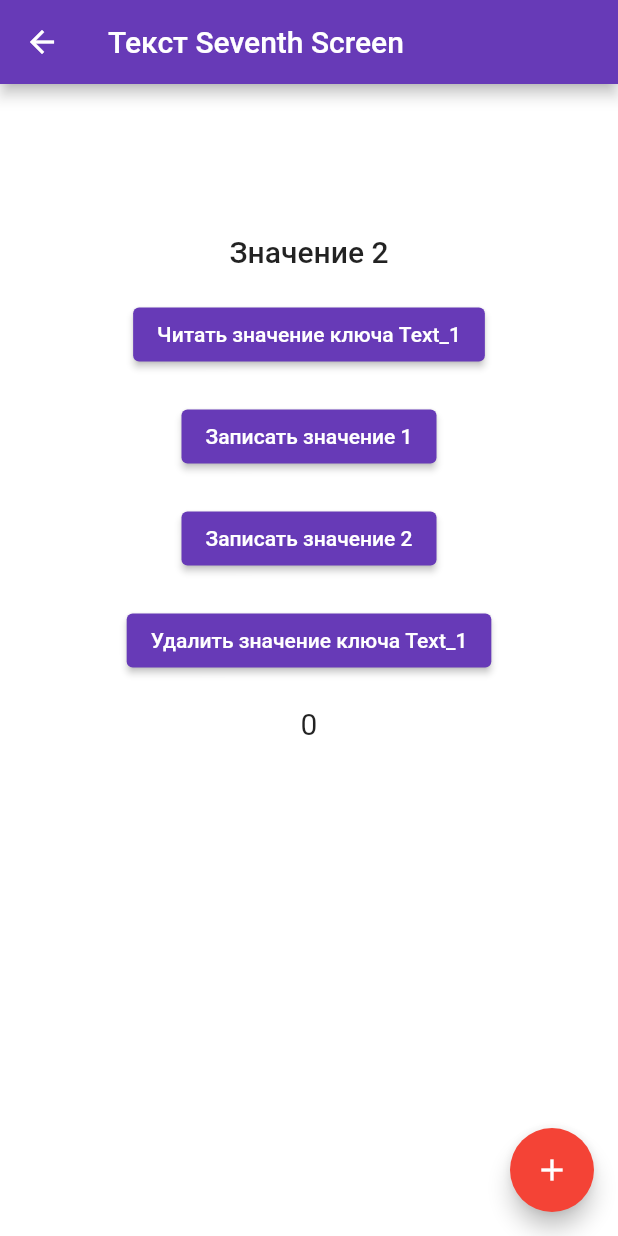
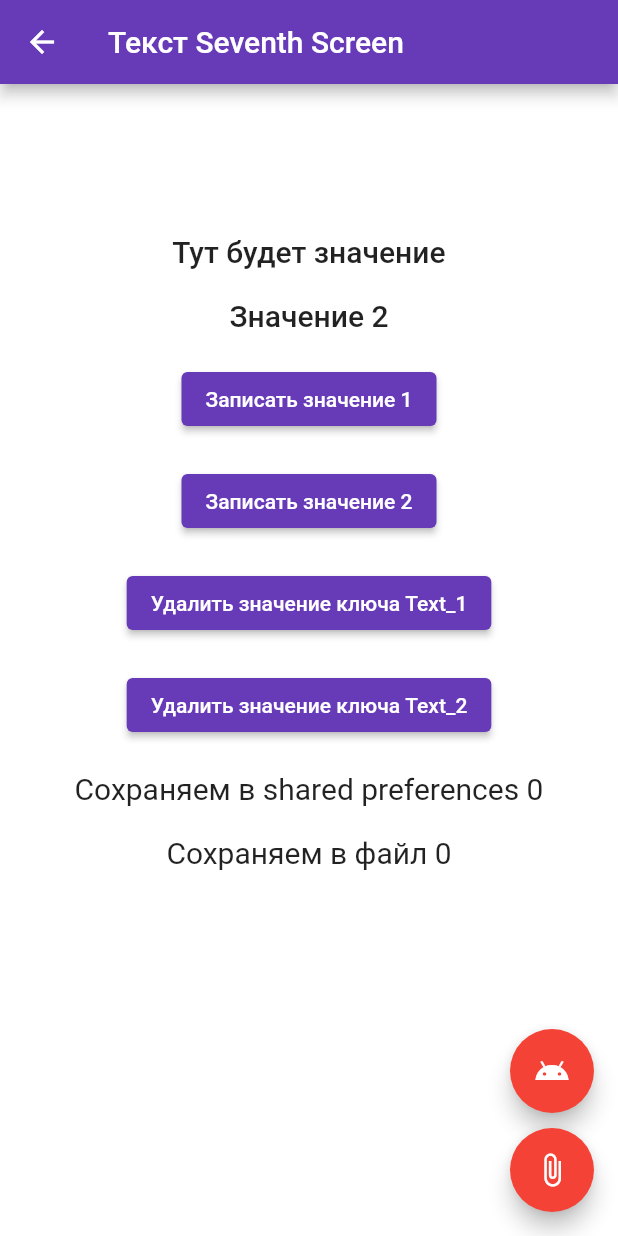
Before and after one commit to YriiBlackMsk/pizza, a Flutter app: the SeventhScreen screen opened by its route, after a tap on "Записать значение 2", on a phone screen of 412 x 824 dp. Run offline on Flutter 3.47's test engine with Material 2 defaults, Android fonts, the phone set to English and light mode, and no system bars; our stand-ins replace google_fonts, shared_preferences, syncfusion_flutter_sliders; missing offline and left inert: sliding_switch; accounts and stored records are empty; Roboto replaces fonts that are missing (Georgia, Hind); statements that could not run were skipped.

Commit message:
запись в файл ошибка

```diff
--- a/lib/pages/seventh_screen.dart
+++ b/lib/pages/seventh_screen.dart
@@ -1,29 +1,123 @@
-import 'dart:async'; //для работы с асинхронными операциями
-import 'dart:developer';
-import 'dart:io';//для работы с операциями ввода-вывода
+import 'dart:async';
+import 'dart:io';
+import 'package:path_provider/path_provider.dart';// независимый от платформы способ доступа к часто используемым местам в файловой системе устройства
 import 'package:flutter/material.dart';
-import 'package:shared_preferences/shared_preferences.dart';//сохранеие в черном ящике устройства
-import 'package:path_provider/path_provider.dart';
+import 'package:shared_preferences/shared_preferences.dart'; //сохранеие в черном ящике устройства
 
-//класс отображения страницы
+//сохранение в файл
+class CounterStorage {
+  Future<String> get _localPath async { //поиск пути к файлу
+    final directory = await getApplicationDocumentsDirectory();
+
+    return directory.path;
+  }
+
+  Future<File> get _localFile async { //созданеие ссылки на местоположение файла
+    final path = await _localPath;
+    return File('$path/counter3.txt');
+  }
+
+  Future<int> readCounter() async { //чтение данных из файла
+    try {
+      final file = await _localFile;
+
+      // Read the file
+      final contents = await file.readAsString();
+
+      return int.parse(contents);
+    } catch (e) {
+      // If encountering an error, return 0
+      return 0;
+    }
+  }
+
+  Future<File> writeCounter(int counter3) async { //запись данных в файл
+    final file = await _localFile;
+
+    // Write the file
+    return file.writeAsString('$counter3');
+  }
+}
+
+
+/*класс записи в файл начало
+
+class FlutterDemo extends StatefulWidget {
+  const FlutterDemo({Key? key, required this.storage}) : super(key: key);
+
+  final CounterStorage storage;
+
+  @override
+  _FlutterDemoState createState() => _FlutterDemoState();
+}
+
+class _FlutterDemoState extends State<FlutterDemo> {
+  int _counter3 = 0;
+
+  @override
+  void initState() {
+    super.initState();
+    widget.storage.readCounter().then((int value) {
+      setState(() {
+        _counter3 = value;
+      });
+    })
+  }
+
+  Future<File> _incrementCounter3() {
+    setState(() {
+      _counter3++;
+    });
+    //запись переменной как строку в файл
+    return widget.storage.writeCounter(_counter3);
+  }
+*///класс записи в файл конец
+
+//класс отображения страницы (добавляю под запись в файл)
 class SeventhScreen extends StatefulWidget {
-  const SeventhScreen({Key? key}) : super(key: key);
+  const SeventhScreen({Key? key, required this.storage}) : super(key: key);
+
+  final CounterStorage;
 
   @override
   _SeventhScreenState createState() => _SeventhScreenState();
 }
 
 class _SeventhScreenState extends State<SeventhScreen> {//класс состояния
-  String value = 'Тут будет значение'; //определили переменную для запписи в нее значений ключа
+  int _counter3 = 0;
+
+  String value =
+      'Тут будет значение'; //определили переменную для запписи в нее значений ключа
   int _counter = 0;
 
+  String value2 =
+      'Тут будет значение 2';
+  int _counter2 = 0;
+
   @override
-  void initState() { //инициализирует состояние виджета
+  void initState() {
+    //инициализирует состояние виджета при первоначальной загрузке
     super.initState();
     _loadCounter();
+    _loadCounter2();
+    widget.storage.readCounter().then((int value) {
+      setState(() {
+        _counter3 = value;
+      });
+    });
   }
 
-  void _loadCounter() async {//загружает текущее значеие счетчика из памяти телефона, не сбрасывается
+  Future<File> _incrementCounter3() { //увеличение счетчика +1
+    setState(() {
+      _counter3++;
+    });
+
+    // Write the variable as a string to the file.
+    return widget.storage.writeCounter(_counter3);
+  }
+
+  void _loadCounter() async {
+    //загружает текущее значеие счетчика из памяти телефона, не сбрасывается
     final prefs = await SharedPreferences.getInstance();
     setState(() {
       _counter = (prefs.getInt('counter') ?? 0);
@@ -31,7 +125,17 @@ class _SeventhScreenState extends State<SeventhScreen> {//класс состо
     });
   }
 
-  void _incrementCounter() async { //увеличение счетчика на 1
+  void _loadCounter2() async {
+    //загружает текущее значеие счетчика из памяти телефона, не сбрасывается
+    final prefs = await SharedPreferences.getInstance();
+    setState(() {
+      _counter2 = (prefs.getInt('counter2') ?? 0);
+      prefs.setInt('counter2', _counter2);
+    });
+  }
+
+  void _incrementCounter() async {
+    //увеличение счетчика на 1
     final prefs = await SharedPreferences.getInstance();
     setState(() {
       _counter = (prefs.getInt('counter') ?? 0) + 1;
@@ -41,36 +145,56 @@ class _SeventhScreenState extends State<SeventhScreen> {//класс состо
 
   @override
   Widget build(BuildContext context) {
-    return SafeArea( //отвечает за отображение страницы в видимых пределах в зависимости от устройства
-        child: Scaffold(//каркас для отображения страницы в привычном виде, а не в виде материал апп
+    return SafeArea(
+        //отвечает за отображение страницы в видимых пределах в зависимости от устройства
+        child: Scaffold(
+            //каркас для отображения страницы в привычном виде, а не в виде материал апп
             appBar: AppBar(
-            title: const Text('Текст Seventh Screen'),), //заголовок второго экрана
+              title: const Text('Текст Seventh Screen'),
+            ),
+            //заголовок второго экрана
             body: Center(
               child: Column(
                 children: [
                   const SizedBox(height: 100),
 
-                Text(value, style: Theme.of(context).textTheme.headline6), //отображаемое значение
+                  Text(value,
+                      style: Theme.of(context)
+                          .textTheme
+                          .headline6), //отображаемое значение
 
                   const SizedBox(height: 20),
 
-                ElevatedButton(
-                  child: const Text('Читать значение ключа Text_1'),
-                  onPressed: () async { //действие при нажатии асинхронное добавлено к функции т.к., есть внутри функции await
-                    SharedPreferences prefs = await SharedPreferences.getInstance(); //функция позволяющая использовать хранилище
-                    setState(() {//для обновления интерфейса после прочтения
-                      value = prefs.getString('Text_1') ?? 'NULL'; //указали переменную вэлью в которую положим данные из запроса, из функции в которую передаем ключ в кавычках по которому хотим получить данные, через вопросы указали, что показывать если ничего до этого не записывали
-                    });
-                  },
-                ),
+                  Text(value2,
+                      style: Theme.of(context)
+                          .textTheme
+                          .headline6), //отображаемое значение
+
+                  // const SizedBox(height: 20),
+                  //
+                  // ElevatedButton(
+                  //   child: const Text('Читать текущее значение'),
+                  //   onPressed: () async {
+                  //     //действие при нажатии асинхронное добавлено к функции т.к., есть внутри функции await
+                  //     SharedPreferences prefs = await SharedPreferences
+                  //         .getInstance(); //функция позволяющая использовать хранилище
+                  //     setState(() {
+                  //       //для обновления интерфейса после прочтения
+                  //       value = prefs.getString('Text_1') ??
+                  //           'NULL'; //указали переменную вэлью в которую положим данные из запроса, из функции в которую передаем ключ в кавычках по которому хотим получить данные, через вопросы указали, что показывать если ничего до этого не записывали
+                  //     });
+                  //   },
+                  // ),
 
                   const SizedBox(height: 20),
 
                   ElevatedButton(
                     child: const Text('Записать значение 1'),
-                  onPressed: () async{
-                    SharedPreferences prefs = await SharedPreferences.getInstance();
-                    prefs.setString('Text_1', 'Значение 1'); //записываем значение по ключу в кавычках
+                    onPressed: () async {
+                      SharedPreferences prefs =
+                          await SharedPreferences.getInstance();
+                      prefs.setString('Text_1',
+                          'Значение 1'); //записываем значение по ключу в кавычках
                       setState(() {
                         value = prefs.getString('Text_1') ?? 'NULL';
                       });
@@ -81,9 +205,24 @@ class _SeventhScreenState extends State<SeventhScreen> {//класс состо
 
                   ElevatedButton(
                     child: const Text('Записать значение 2'),
-                  onPressed: () async{
-                    SharedPreferences prefs = await SharedPreferences.getInstance();
-                    prefs.setString('Text_1', 'Значение 2');
+                    onPressed: () async {
+                      SharedPreferences prefs =
+                          await SharedPreferences.getInstance();
+                      prefs.setString('Text_2', 'Значение 2');
+                      setState(() {
+                        value2 = prefs.getString('Text_2') ?? 'NULL';
+                      });
+                    },
+                  ),
+
+                  const SizedBox(height: 20),
+
+                  ElevatedButton(
+                    child: const Text('Удалить значение ключа Text_1'),
+                    onPressed: () async {
+                      SharedPreferences prefs =
+                          await SharedPreferences.getInstance();
+                      prefs.remove('Text_1');
                       setState(() {
                         value = prefs.getString('Text_1') ?? 'NULL';
                       });
@@ -93,27 +232,51 @@ class _SeventhScreenState extends State<SeventhScreen> {//класс состо
                   const SizedBox(height: 20),
 
                   ElevatedButton(
-                  child: const Text('Удалить значение ключа Text_1'),
-                  onPressed: () async{
-                    SharedPreferences prefs = await SharedPreferences.getInstance();
-                    prefs.remove('Text_1');
+                    child: const Text('Удалить значение ключа Text_2'),
+                    onPressed: () async {
+                      SharedPreferences prefs =
+                      await SharedPreferences.getInstance();
+                      prefs.remove('Text_2');
                       setState(() {
-                      value = prefs.getString('Text_1') ?? 'NULL';
+                        value2 = prefs.getString('Text_2') ?? 'NULL';
                       });
                     },
                   ),
 
                   const SizedBox(height: 20),
 
-                Text('$_counter', style: const TextStyle(fontSize: 20),),
+                  Text(
+                    'Сохраняем в shared preferences $_counter',
+                    style: const TextStyle(fontSize: 20),
+                  ),
+
+                  const SizedBox(height: 20),
+
+                  Text(
+                    'Сохраняем в файл $_counter3',
+                    style: const TextStyle(fontSize: 20),
+                  ),
                 ],
               ),
             ),
-          floatingActionButton: FloatingActionButton(//кнопка добавляет +1
-            child: const Icon(Icons.add),
+            floatingActionButton:
+                Column(
+                    mainAxisAlignment: MainAxisAlignment.end, children: [
+                  FloatingActionButton(
+                    child: const Icon(Icons.android),
                     onPressed: _incrementCounter,
-            tooltip: 'Increment',
+                    heroTag: null,
                   ),
+
+                  const SizedBox(height: 10),
+
+                  FloatingActionButton(
+                    child: const Icon(Icons.attach_file),
+                    onPressed: _incrementCounter3,
+                    heroTag: null,
+                  )
+                 ]
+                )
         )
     );
   }
```
Also changed, not shown: lib/utils/local_storage.dart (added, +73 -0 lines). Lines whose indentation alone changed are shown as unchanged.
